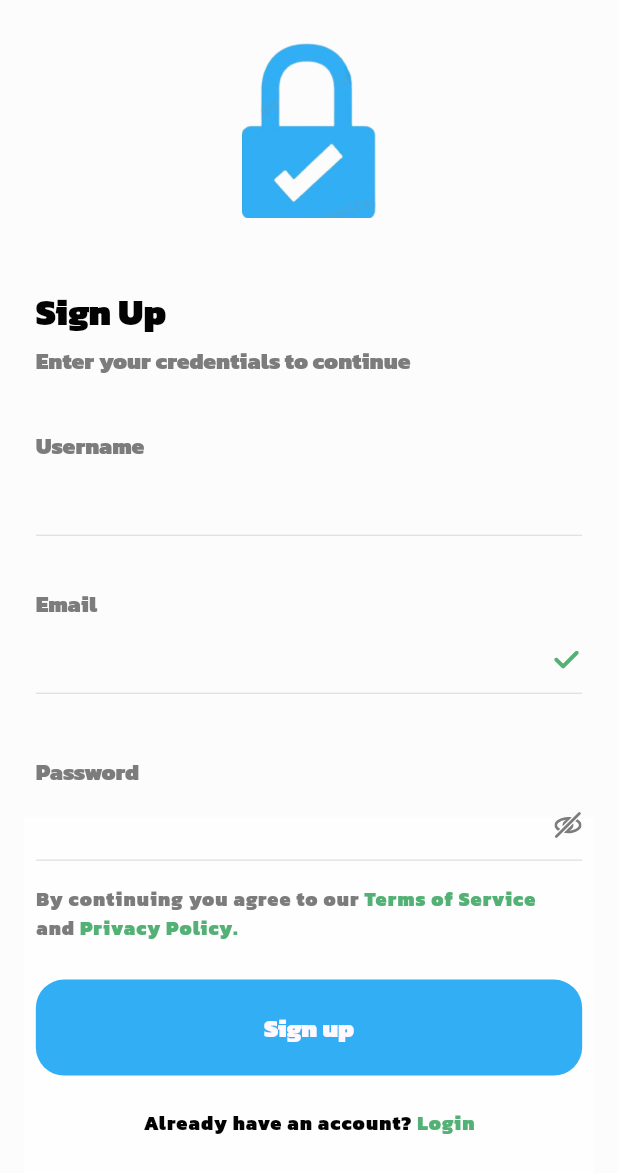
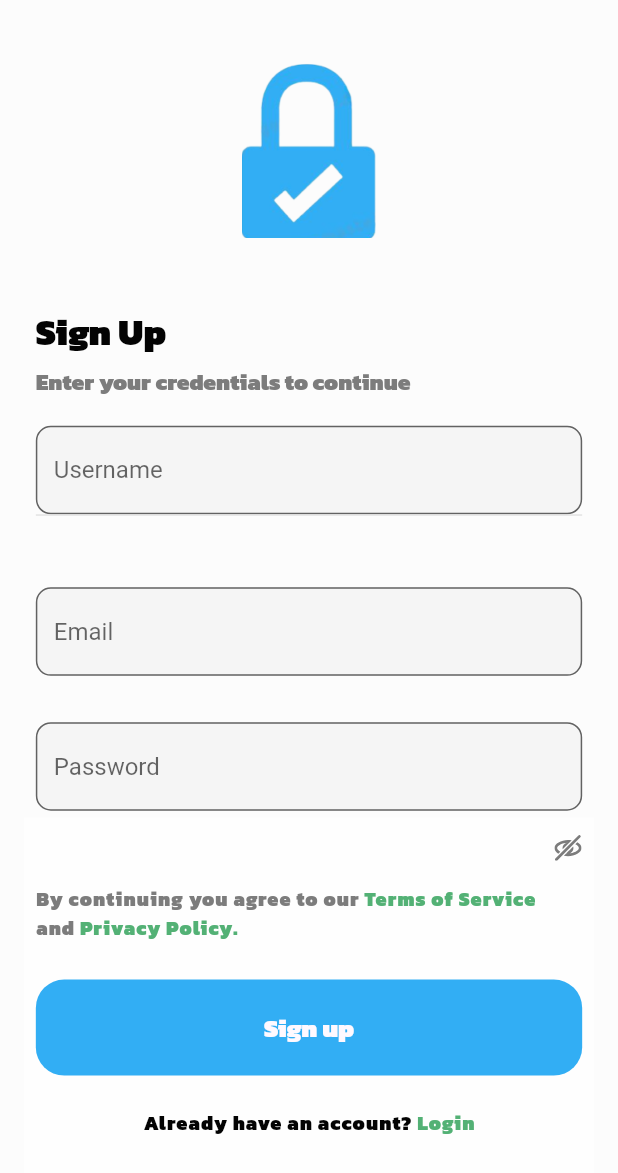
Before and after one commit to ItsYaBoiNeil/digilocker, a Flutter app: the SignUpScreen screen opened by its route, on a phone screen of 412 x 824 dp. Shown: the top 1173 px of the screen. Run offline on Flutter 3.47's test engine with Material 2 defaults, Android fonts, the light colour scheme and no system bars; our stand-ins replace cached_network_image, connectivity_plus, flutter_svg, get, shared_preferences, smooth_page_indicator; accounts and stored records are empty.

Commit message:
back buttons nd txt boxes

```diff
--- a/lib/presentation/account_screen/account_screen.dart
+++ b/lib/presentation/account_screen/account_screen.dart
@@ -315,7 +315,7 @@
                     CustomImageView(
                       svgPath: ImageConstant.imgSearch,
                       height: getVerticalSize(
-                        18,
+                        90,
                       ),
                       width: getHorizontalSize(
                         28,
--- a/lib/presentation/product_detail_screen/product_detail_screen.dart
+++ b/lib/presentation/product_detail_screen/product_detail_screen.dart
@@ -38,6 +38,9 @@
                       width: getHorizontalSize(
                         10,
                       ),
+                      onTap: () {
+                        Navigator.of(context).pop();
+                      },
                       margin: getMargin(
                         bottom: 274,
                       ),
--- a/lib/presentation/sign_up_screen/sign_up_screen.dart
+++ b/lib/presentation/sign_up_screen/sign_up_screen.dart
@@ -28,22 +28,26 @@
                               mainAxisAlignment: MainAxisAlignment.end,
                               children: [
                                 Spacer(),
-                                Text("lbl_password".tr,
-                                    overflow: TextOverflow.ellipsis,
-                                    textAlign: TextAlign.left,
-                                    style: AppStyle.txtKanitBlack16),
+                                Padding(
+                                  padding: getPadding(top: 20),
+                                  child: TextField(
+                                    style: TextStyle(color: Colors.black),
+                                    decoration: InputDecoration(
+                                      fillColor: Colors.grey.shade100,
+                                      filled: true,
+                                      hintText: "Password",
+                                      border: OutlineInputBorder(
+                                        borderRadius: BorderRadius.circular(10),
+                                      ),
+                                    ),
+                                  ),
+                                ),
                                 CustomImageView(
                                     svgPath: ImageConstant.imgCheckmark,
                                     height: getVerticalSize(18),
                                     width: getHorizontalSize(19),
                                     alignment: Alignment.centerRight,
                                     margin: getMargin(top: 17)),
-                                Padding(
-                                    padding: getPadding(top: 15),
-                                    child: Divider(
-                                        height: getVerticalSize(1),
-                                        thickness: getVerticalSize(1),
-                                        color: ColorConstant.gray300)),
                                 Container(
                                     width: getHorizontalSize(356),
                                     margin: getMargin(top: 17, right: 7),
@@ -168,17 +172,19 @@
                               mainAxisAlignment: MainAxisAlignment.center,
                               children: [
                                 Padding(
-                                    padding: getPadding(top: 32),
-                                    child: Text("lbl_email".tr,
-                                        overflow: TextOverflow.ellipsis,
-                                        textAlign: TextAlign.left,
-                                        style: AppStyle.txtKanitBlack16)),
-                                Padding(
-                                    padding: getPadding(top: 51),
-                                    child: Divider(
-                                        height: getVerticalSize(1),
-                                        thickness: getVerticalSize(1),
-                                        color: ColorConstant.gray300))
+                                  padding: getPadding(top: 20),
+                                  child: TextField(
+                                    style: TextStyle(color: Colors.black),
+                                    decoration: InputDecoration(
+                                      fillColor: Colors.grey.shade100,
+                                      filled: true,
+                                      hintText: "Email",
+                                      border: OutlineInputBorder(
+                                        borderRadius: BorderRadius.circular(10),
+                                      ),
+                                    ),
+                                  ),
+                                ),
                               ]))),
                   Align(
                       alignment: Alignment.center,
@@ -209,13 +215,21 @@
                                         textAlign: TextAlign.left,
                                         style: AppStyle.txtKanitBlack16)),
                                 Padding(
-                                    padding: getPadding(top: 36),
-                                    child: Text("lbl_username".tr,
-                                        overflow: TextOverflow.ellipsis,
-                                        textAlign: TextAlign.left,
-                                        style: AppStyle.txtKanitBlack16)),
+                                  padding: getPadding(top: 20),
+                                  child: TextField(
+                                    style: TextStyle(color: Colors.black),
+                                    decoration: InputDecoration(
+                                      fillColor: Colors.grey.shade100,
+                                      filled: true,
+                                      hintText: "Username",
+                                      border: OutlineInputBorder(
+                                        borderRadius: BorderRadius.circular(10),
+                                      ),
+                                    ),
+                                  ),
+                                ),
                                 Padding(
-                                    padding: getPadding(top: 51, bottom: 484),
+                                    padding: getPadding(bottom: 484),
                                     child: Divider(
                                         height: getVerticalSize(1),
                                         thickness: getVerticalSize(1),
```
Also changed, not shown: lib/presentation/home_screen/home_screen.dart (+15 -6 lines), lib/presentation/log_in_screen/log_in_screen.dart (+26 -23 lines).
